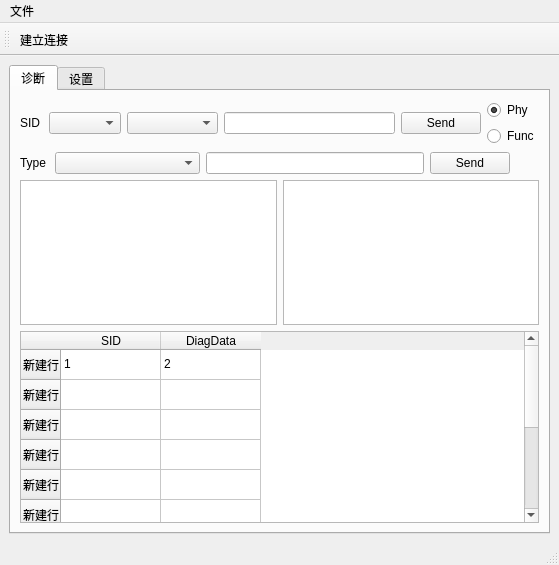
This is src/doip_connect/gui.ui in hanojiang/BlogCP as Qt 5 draws it before an edit. The edited form follows.
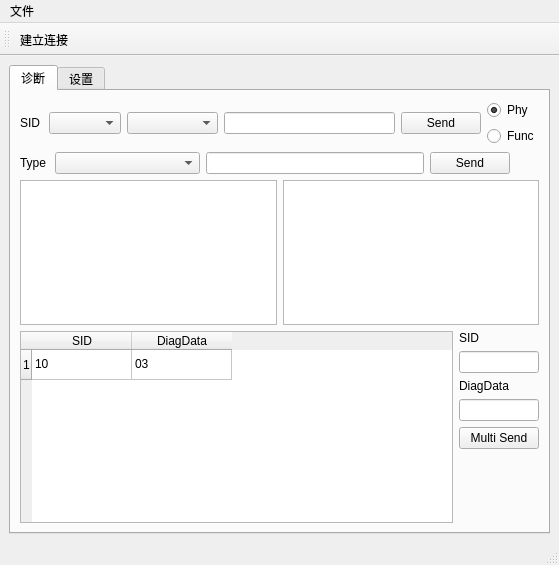
This is the edited form.

```diff
--- a/src/doip_connect/gui.ui
+++ b/src/doip_connect/gui.ui
@@ -138,108 +138,81 @@
          </layout>
         </item>
         <item>
+         <layout class="QHBoxLayout" name="horizontalLayout_9" stretch="9,1">
+          <item>
          <widget class="QTableWidget" name="tableWidget">
           <row>
            <property name="text">
-            <string>新建行</string>
-           </property>
-          </row>
-          <row>
-           <property name="text">
-            <string>新建行</string>
-           </property>
-          </row>
-          <row>
-           <property name="text">
-            <string>新建行</string>
-           </property>
-          </row>
-          <row>
-           <property name="text">
-            <string>新建行</string>
-           </property>
-          </row>
-          <row>
-           <property name="text">
-            <string>新建行</string>
-           </property>
-          </row>
-          <row>
-           <property name="text">
-            <string>新建行</string>
-           </property>
-          </row>
-          <row>
-           <property name="text">
-            <string>新建行</string>
-           </property>
-          </row>
-          <row>
-           <property name="text">
-            <string>新建行</string>
-           </property>
-          </row>
-          <row>
-           <property name="text">
-            <string>新建行</string>
-           </property>
-          </row>
-          <row>
-           <property name="text">
-            <string>新建行</string>
-           </property>
-          </row>
-          <column>
-           <property name="text">
-            <string>SID</string>
-           </property>
-          </column>
-          <column>
-           <property name="text">
-            <string>DiagData</string>
-           </property>
-          </column>
-          <item row="0" column="0">
-           <property name="text">
             <string>1</string>
            </property>
+            </row>
+            <column>
+             <property name="text">
+              <string>SID</string>
+             </property>
+            </column>
+            <column>
+             <property name="text">
+              <string>DiagData</string>
+             </property>
+            </column>
+            <item row="0" column="0">
+             <property name="text">
+              <string>10</string>
+             </property>
           </item>
           <item row="0" column="1">
            <property name="text">
-            <string>2</string>
-           </property>
-          </item>
-          <item row="7" column="0">
-           <property name="text">
-            <string>3</string>
-           </property>
+              <string>03</string>
+             </property>
+            </item>
+           </widget>
           </item>
-          <item row="7" column="1">
+          <item>
+           <layout class="QVBoxLayout" name="verticalLayout_7">
+            <item>
+             <widget class="QLabel" name="label_7">
            <property name="text">
-            <string>4</string>
-           </property>
-          </item>
-          <item row="8" column="0">
-           <property name="text">
-            <string>5</string>
-           </property>
-          </item>
-          <item row="8" column="1">
+               <string>SID</string>
+              </property>
+             </widget>
+            </item>
+            <item>
+             <widget class="QLineEdit" name="lineEdit"/>
+            </item>
+            <item>
+             <widget class="QLabel" name="label_8">
            <property name="text">
-            <string>6</string>
-           </property>
-          </item>
-          <item row="9" column="0">
+               <string>DiagData</string>
+              </property>
+             </widget>
+            </item>
+            <item>
+             <widget class="QLineEdit" name="lineEdit_2"/>
+            </item>
+            <item>
+             <widget class="QPushButton" name="pushButton">
            <property name="text">
-            <string>7</string>
-           </property>
-          </item>
-          <item row="9" column="1">
-           <property name="text">
-            <string>8</string>
-           </property>
-          </item>
-         </widget>
+               <string>Multi Send</string>
+              </property>
+             </widget>
+            </item>
+            <item>
+             <spacer name="verticalSpacer_2">
+              <property name="orientation">
+               <enum>Qt::Vertical</enum>
+              </property>
+              <property name="sizeHint" stdset="0">
+               <size>
+                <width>20</width>
+                <height>40</height>
+               </size>
+              </property>
+             </spacer>
+            </item>
+           </layout>
+          </item>
+         </layout>
         </item>
        </layout>
       </widget>
```
Lines whose indentation alone changed are shown as unchanged.
